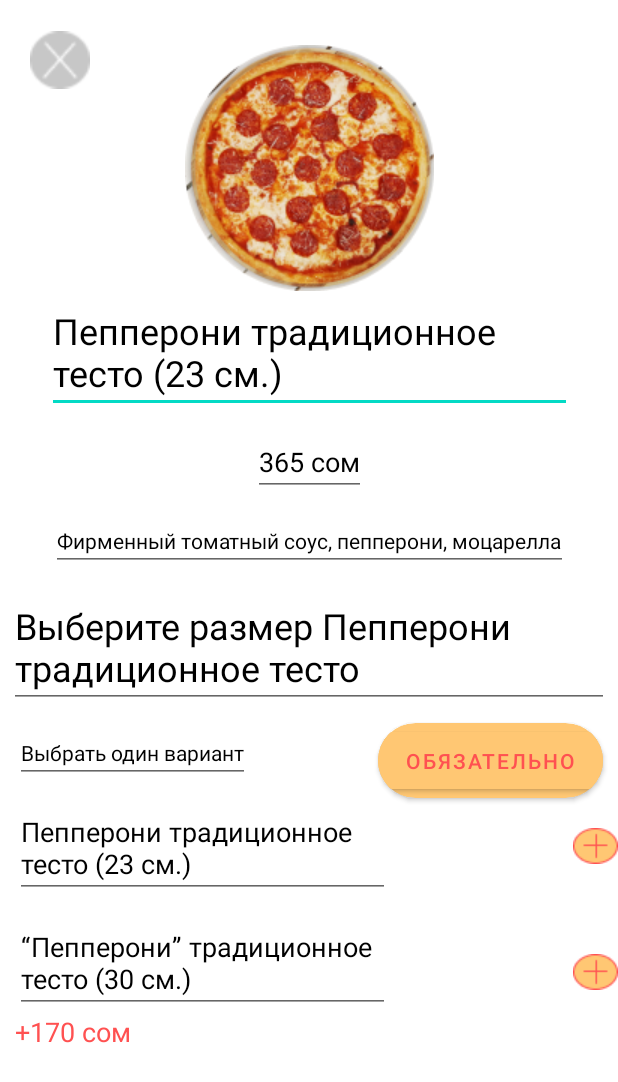
After one commit to madzhunova/Individual-project-2, an Android app: the layout details_of_the_product.xml on its own in the app's theme, with its tools: preview values and no code run, on a phone screen of 412 x 824 dp. The commit adds this screen. Shown: the top 1082 px of the screen. Run offline under Robolectric (Android 15) with nearby library versions, the phone set to English and light mode, and no system bars.

Commit message:
6th frame: detail pf the product

```diff
--- /dev/null
+++ b/app/src/main/res/layout/details_of_the_product.xml
@@ -0,0 +1,154 @@
+<?xml version="1.0" encoding="utf-8"?>
+<androidx.constraintlayout.widget.ConstraintLayout xmlns:android="http://schemas.android.com/apk/res/android"
+    xmlns:app="http://schemas.android.com/apk/res-auto"
+    android:layout_width="match_parent"
+    android:layout_height="match_parent">
+
+
+    <ImageView
+        android:layout_width="40dp"
+        android:layout_height="40dp"
+        android:layout_marginStart="20dp"
+        android:layout_marginTop="20dp"
+        app:layout_constraintStart_toStartOf="parent"
+        app:layout_constraintTop_toTopOf="parent"
+        app:srcCompat="@drawable/component_73" />
+
+
+    <ImageView
+        android:id="@+id/imageView12"
+        android:layout_width="wrap_content"
+        android:layout_height="wrap_content"
+        android:layout_marginTop="30dp"
+        app:layout_constraintEnd_toEndOf="parent"
+        app:layout_constraintStart_toStartOf="parent"
+        app:layout_constraintTop_toTopOf="parent"
+        app:srcCompat="@drawable/_048045_1619898478_2" />
+
+    <EditText
+        android:id="@+id/editText7"
+        style="@style/sortfor"
+        android:layout_width="350dp"
+        android:layout_height="wrap_content"
+        android:text="@string/pepperoni_23_size"
+        app:layout_constraintEnd_toEndOf="parent"
+        app:layout_constraintStart_toStartOf="parent"
+        app:layout_constraintTop_toBottomOf="@+id/imageView12" />
+
+    <EditText
+        android:id="@+id/editText9"
+        style="@style/near_with_me"
+        android:layout_width="wrap_content"
+        android:layout_height="wrap_content"
+        android:layout_marginTop="10dp"
+        android:text="@string/_365"
+        app:layout_constraintEnd_toEndOf="parent"
+        app:layout_constraintStart_toStartOf="parent"
+        app:layout_constraintTop_toBottomOf="@+id/editText7" />
+
+    <EditText
+        android:id="@+id/editText10"
+        style="@style/min"
+        android:layout_width="wrap_content"
+        android:layout_height="wrap_content"
+        android:layout_marginTop="10dp"
+        android:text="@string/text1"
+        app:layout_constraintEnd_toEndOf="parent"
+        app:layout_constraintStart_toStartOf="parent"
+        app:layout_constraintTop_toBottomOf="@+id/editText9" />
+
+    <EditText
+        android:id="@+id/editText13"
+        style="@style/sortfor"
+        android:layout_width="400dp"
+        android:layout_height="wrap_content"
+        android:layout_marginTop="10dp"
+        android:text="@string/text2"
+        app:layout_constraintEnd_toEndOf="parent"
+        app:layout_constraintStart_toStartOf="parent"
+        app:layout_constraintTop_toBottomOf="@+id/editText10" />
+
+    <EditText
+        android:id="@+id/editText11"
+        style="@style/min"
+        android:layout_width="wrap_content"
+        android:layout_height="wrap_content"
+        android:layout_marginTop="10dp"
+        android:layout_marginStart="10dp"
+        android:text="@string/text3"
+        app:layout_constraintStart_toStartOf="parent"
+        app:layout_constraintTop_toBottomOf="@+id/editText13" />
+
+    <androidx.cardview.widget.CardView
+        android:id="@+id/cardView"
+        android:layout_width="wrap_content"
+        android:layout_height="wrap_content"
+        android:layout_marginTop="10dp"
+        android:layout_marginEnd="10dp"
+        android:backgroundTint="@color/light_orange_color"
+        app:cardCornerRadius="30dp"
+        app:layout_constraintEnd_toEndOf="parent"
+        app:layout_constraintTop_toBottomOf="@+id/editText13">
+
+        <Button
+            style="@style/important"
+            android:layout_width="150dp"
+            android:layout_height="50dp"
+            android:backgroundTint="@color/light_orange_color" />
+
+    </androidx.cardview.widget.CardView>
+
+    <LinearLayout
+        android:id="@+id/linearLayout12"
+        android:layout_width="250dp"
+        android:layout_height="wrap_content"
+        android:layout_marginStart="10dp"
+        android:layout_marginTop="10dp"
+        android:orientation="vertical"
+        app:layout_constraintStart_toStartOf="parent"
+        app:layout_constraintTop_toBottomOf="@+id/editText11">
+
+        <EditText
+            style="@style/near_with_me"
+            android:layout_width="wrap_content"
+            android:layout_height="wrap_content"
+            android:text="@string/pepperoni_23_size" />
+
+        <EditText
+            style="@style/near_with_me"
+            android:layout_width="wrap_content"
+            android:layout_height="wrap_content"
+            android:layout_marginTop="10dp"
+            android:text="@string/pepperoni_30_size" />
+
+        <TextView
+            style="@style/som170"
+            android:layout_width="wrap_content"
+            android:layout_height="wrap_content" />
+
+    </LinearLayout>
+
+    <LinearLayout
+        android:layout_width="wrap_content"
+        android:layout_height="wrap_content"
+        android:orientation="vertical"
+        android:layout_marginTop="20dp"
+        app:layout_constraintEnd_toEndOf="parent"
+        app:layout_constraintTop_toBottomOf="@+id/cardView">
+
+
+        <ImageView
+            android:layout_width="wrap_content"
+            android:layout_height="wrap_content"
+            app:srcCompat="@drawable/component_34" />
+
+        <ImageView
+            android:layout_width="wrap_content"
+            android:layout_height="wrap_content"
+            android:layout_marginTop="60dp"
+            app:srcCompat="@drawable/component_34" />
+
+
+    </LinearLayout>
+
+</androidx.constraintlayout.widget.ConstraintLayout>
--- a/app/src/main/res/values/strings.xml
+++ b/app/src/main/res/values/strings.xml
@@ -33,4 +33,12 @@
     <string name="_35_40">35-40 мин</string>
     <string name="the_popular_sale">ХИТ ПРОДАЖ</string>
     <string name="pizza1">ПИЦЦА</string>
+    <string name="pepperoni_23_size">Пепперони традиционное тесто (23 см.)</string>
+    <string name="_365">365 сом</string>
+    <string name="text1">Фирменный томатный соус, пепперони, моцарелла</string>
+    <string name="text2">Выберите размер Пепперони традиционное тесто</string>
+    <string name="text3">Выбрать один вариант</string>
+    <string name="text4">ОБЯЗАТЕЛЬНО</string>
+    <string name="pepperoni_30_size">“Пепперони” традиционное тесто (30 см.)</string>
+    <string name="_170">+170 сом</string>
 </resources>
--- a/app/src/main/res/values/themes.xml
+++ b/app/src/main/res/values/themes.xml
@@ -70,4 +70,14 @@
         <item name="android:textColor">@color/text_color_black</item>
         <item name="android:textSize">@dimen/text_size_14sp</item>
     </style>
+    <style name="important">
+        <item name="android:text">@string/text4</item>
+        <item name="android:textColor">@color/light_red_color</item>
+        <item name="android:textSize">@dimen/text_size_14sp</item>
+    </style>
+    <style name="som170">
+        <item name="android:textSize">@dimen/text_size_18sp</item>
+        <item name="android:textColor">@color/light_red_color</item>
+        <item name="android:text">@string/_170</item>
+    </style>
 </resources>
```
Also changed, not shown: app/src/main/res/drawable/_048045_1619898478_2.png (added), app/src/main/res/drawable/component_34.png (added), app/src/main/res/drawable/component_73.png (added).
